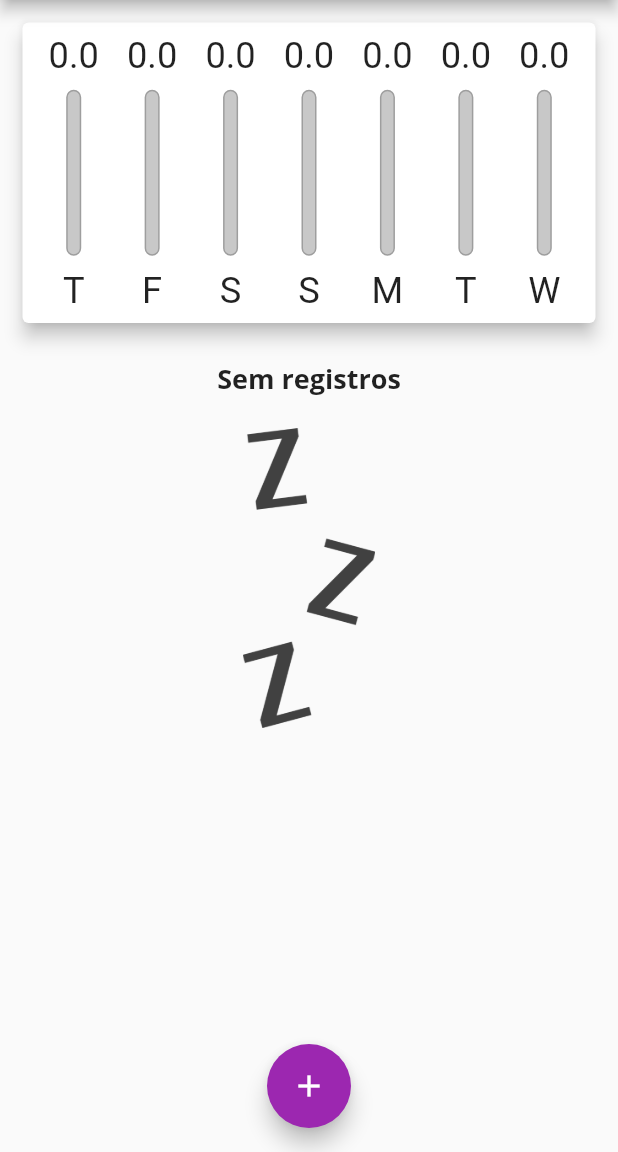
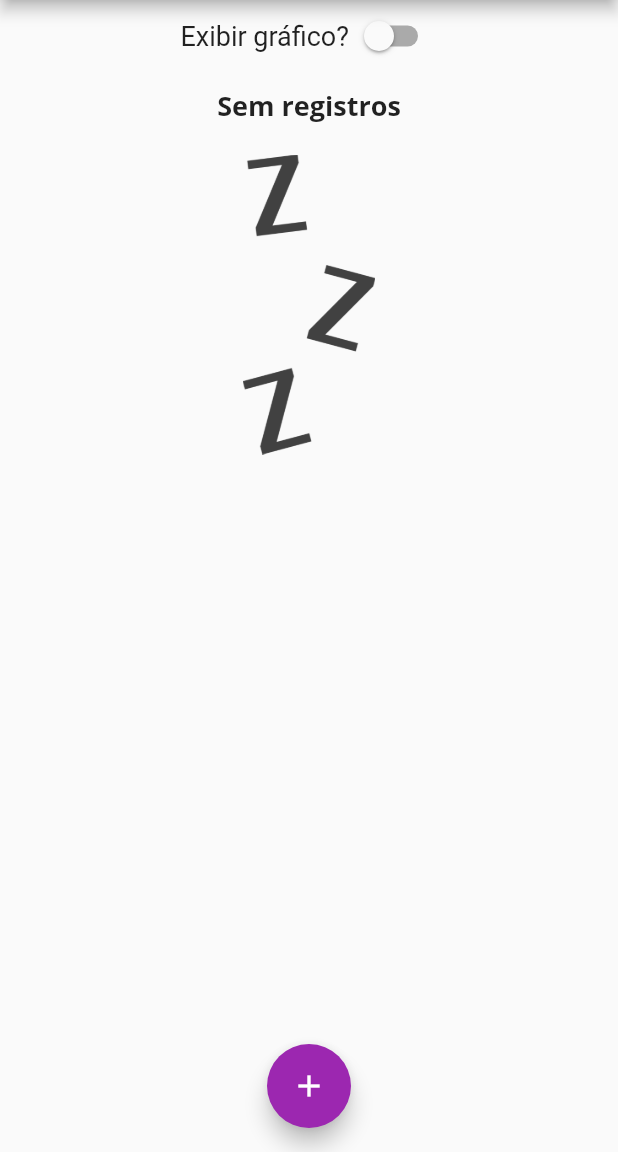
Before and after one commit to fvieir/Flutter-despesas_pessoais, a Flutter app: the screen it shows after launch, after a tap on the "delete" icon, on a phone screen of 412 x 824 dp, the part 84-1236 px from its top. Run offline on Flutter 3.47's test engine with Material 2 defaults, Android fonts, the phone set to English and light mode, and no system bars.

Commit message:
Controle de visualização entre lista e gráfico

```diff
--- a/lib/main.dart
+++ b/lib/main.dart
@@ -124,6 +124,8 @@ class _MyHomePageState extends State<MyHomePage> {
     ),
   ];
 
+  bool _showChart = false;
+
   List<Transaction> get _recentTransactions {
     return _transactions.where((tr) {
       return tr.date.isAfter(DateTime.now().subtract(
@@ -187,10 +189,30 @@ class _MyHomePageState extends State<MyHomePage> {
         child: Column(
           crossAxisAlignment: CrossAxisAlignment.stretch,
           children: [
+            Row(
+              mainAxisAlignment: MainAxisAlignment.center,
+              children: [
+                Text(
+                  'Exibir gráfico?',
+                  style: TextStyle(
+                    fontSize: Theme.of(context).textTheme.titleLarge!.fontSize,
+                  ),
+                ),
+                Switch(
+                    value: _showChart,
+                    onChanged: (newValue) {
+                      setState(() {
+                        _showChart = newValue;
+                      });
+                    }),
+              ],
+            ),
+            if (_showChart)
               SizedBox(
                 height: avaibleHeight * 0.3,
                 child: Chart(recentTransaction: _recentTransactions),
               ),
+            if (!_showChart)
               SizedBox(
                 height: avaibleHeight * 0.7,
                 child: TransactionList(
```
Lines whose indentation alone changed are shown as unchanged.
